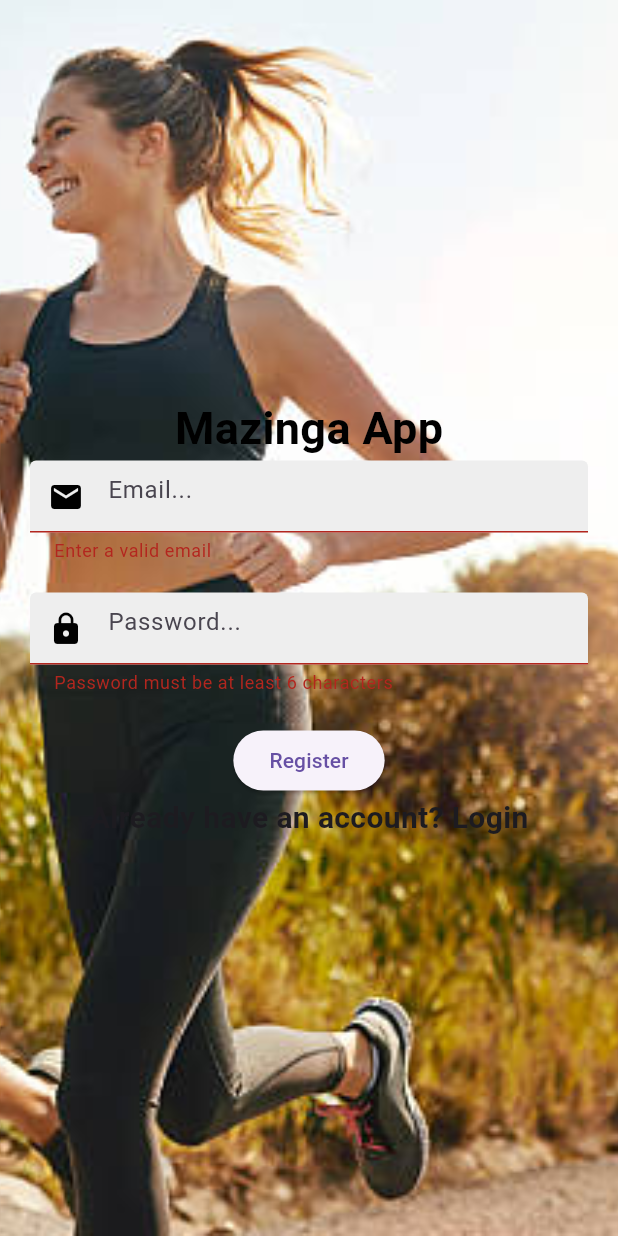
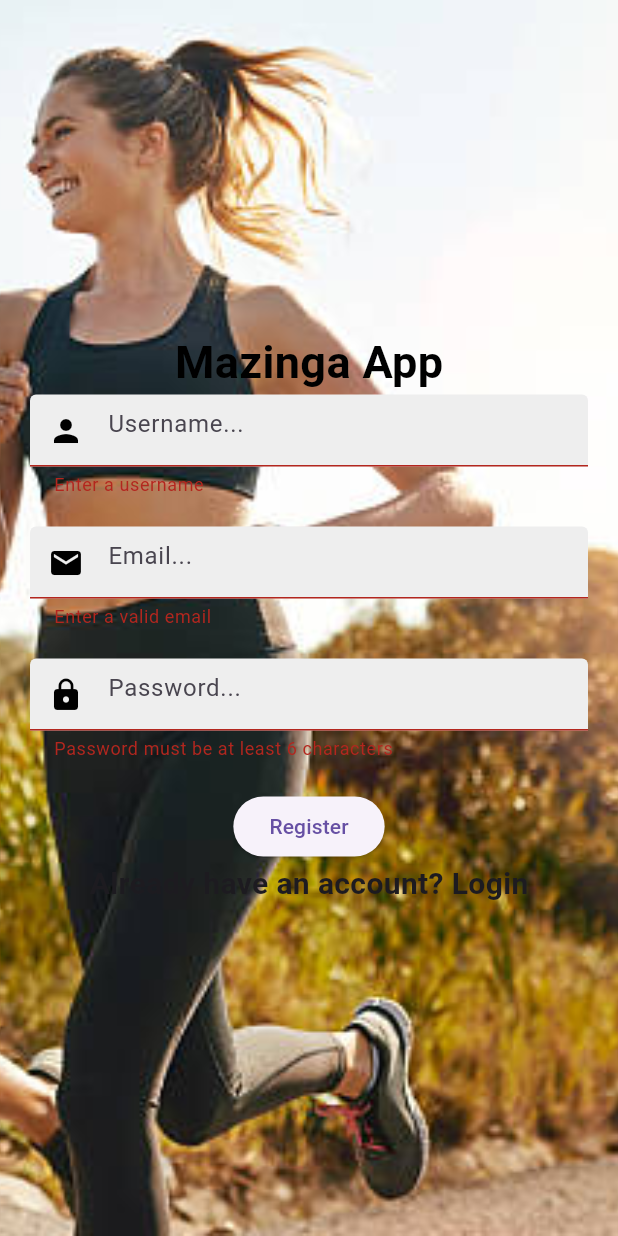
Before and after one commit to keilabe/Mazinga-App, a Flutter app: the RegisterPage screen opened by its route, after a tap on "Register", on a phone screen of 412 x 824 dp. Run offline on Flutter 3.47's test engine with Material 3 defaults, Android fonts, the phone set to English and light mode, and no system bars; our stand-ins replace fl_chart, image_picker, shared_preferences, sqflite; accounts and stored records are empty.

Commit message:
Updated register_page file

```diff
--- a/lib/pages/register_page.dart
+++ b/lib/pages/register_page.dart
@@ -11,7 +11,7 @@
 
 class _RegisterPageState extends State<RegisterPage> {
   final GlobalKey<FormState> _registerFormKey = GlobalKey<FormState>();
-  String? email, password;
+  String? email, password, username;
   DatabaseHelper dbHelper = DatabaseHelper();
 
   @override
@@ -28,6 +28,8 @@
                 mainAxisAlignment: MainAxisAlignment.center,
                 children: [
                   _wazitoTitle(),
+                  _usernameTextField(),
+                  SizedBox(height: 20),
                   _emailTextField(),
                   SizedBox(height: 20),
                   _passwordTextField(),
@@ -109,16 +111,47 @@
     );
   }
 
+  Widget _usernameTextField() {
+    return TextFormField(
+      decoration: InputDecoration(
+        prefixIcon: Icon(
+          Icons.person,
+          color: Colors.black),
+          hintText: "Username...",
+          filled: true,
+          fillColor: Colors.grey.shade200,
+      ),
+      validator: (value) => value!.isNotEmpty ? null : "Enter a username",
+      onSaved: (value) => username = value,
+    );
+  }
+
   void _registerUser(BuildContext context) async {
-    if (_registerFormKey.currentState!.validate()) {
-      _registerFormKey.currentState!.save();
-      try {
-        await dbHelper.insertUser({'email': email, 'password': password});
-        ScaffoldMessenger.of(context).showSnackBar(SnackBar(content: Text("User Registered")));
-        Navigator.pushNamed(context, '/login');
-      } catch (e) {
-        ScaffoldMessenger.of(context).showSnackBar(SnackBar(content: Text("Error: Email may already be in use")));
-      }
+    if (!_registerFormKey.currentState!.validate()) {
+      return;
+    }
+
+    _registerFormKey.currentState!.save();
+
+    try {
+    // Get the form values
+    Map<String, dynamic> userData = {
+      'username': username!,
+      'email': email!,
+      'password': password!
+    };
+
+    print("Attempting to register user: ${userData}");
+
+    await dbHelper.insertUser(userData);
+
+    print("User successfully registered");
+
+    ScaffoldMessenger.of(context).showSnackBar(SnackBar(content: Text("User Registered")));
+    Navigator.pushNamed(context, '/login');
+    } catch (e) {
+    print("Registration failed: $e");
+    ScaffoldMessenger.of(context).showSnackBar(SnackBar(content: Text("Error: ${e.toString()}")));
     }
   }
 }
```
